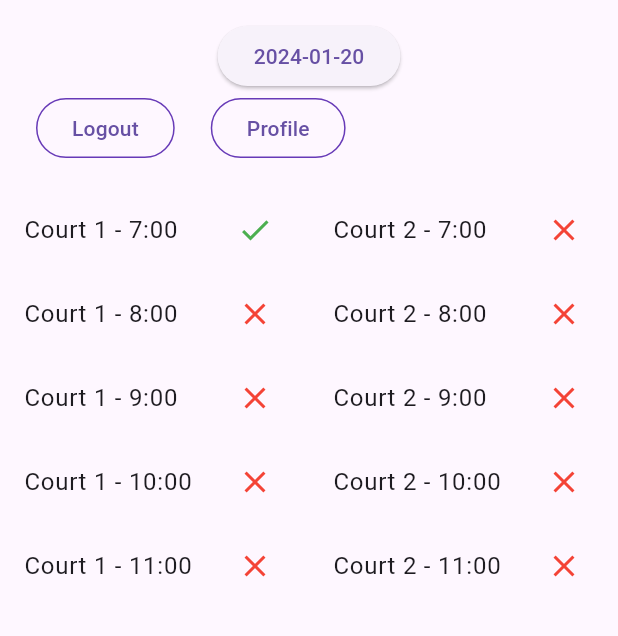
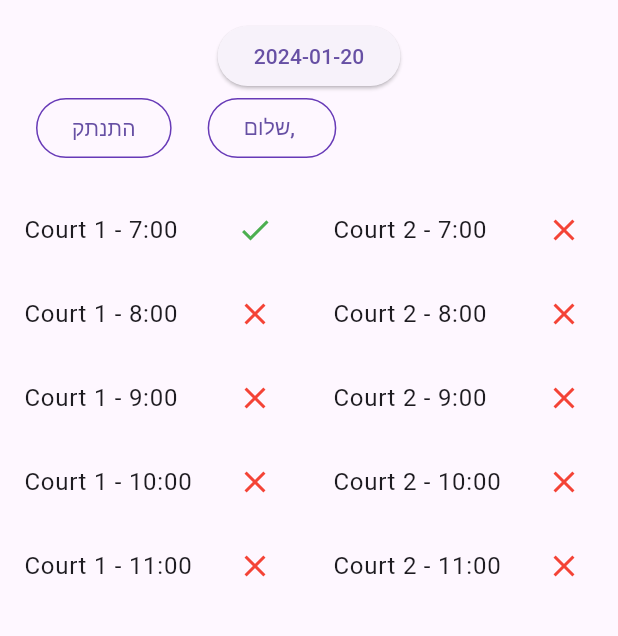
Before and after one commit to mikron30/carmeltennis, a Flutter app: the screen it shows once a user with an empty profile is signed in, after a tap on an icon or button, on a phone screen of 412 x 824 dp, the part 64-700 px from its top. Run offline on Flutter 3.47's test engine with Material 3 defaults, Android fonts, the phone set to English and light mode, and no system bars; our stand-ins replace firebase_auth, firebase_core, go_router, google_fonts; missing offline and left inert: firebase_ui_auth; accounts and stored records are empty.

Commit message:
keep user name in login

```diff
--- a/lib/app_state.dart
+++ b/lib/app_state.dart
@@ -1,21 +1,28 @@
 import 'dart:async';
-import 'package:cloud_firestore/cloud_firestore.dart';
 import 'package:firebase_auth/firebase_auth.dart'
     hide EmailAuthProvider, PhoneAuthProvider;
 import 'package:firebase_core/firebase_core.dart';
 import 'package:firebase_ui_auth/firebase_ui_auth.dart';
 import 'package:flutter/material.dart';
 import 'firebase_options.dart';
-import 'guest_book_message.dart';
 
 class ApplicationState extends ChangeNotifier {
   ApplicationState() {
     init();
   }
+  static ApplicationState? _instance; // Store the current instance
+
+  // Static method to get the current instance
+  static ApplicationState getInstance() {
+    if (_instance == null) {
+      _instance = ApplicationState();
+    }
+    return _instance!;
+  }
 
   bool _loggedIn = false;
   bool get loggedIn => _loggedIn;
-
+  String? userName = "";
   Future<void> init() async {
     await Firebase.initializeApp(
         options: DefaultFirebaseOptions.currentPlatform);
@@ -27,47 +34,12 @@ class ApplicationState extends ChangeNotifier {
     FirebaseAuth.instance.userChanges().listen((user) {
       if (user != null) {
         _loggedIn = true;
-        _guestBookSubscription = FirebaseFirestore.instance
-            .collection('guestbook')
-            .orderBy('timestamp', descending: true)
-            .snapshots()
-            .listen((snapshot) {
-          _guestBookMessages = [];
-          for (final document in snapshot.docs) {
-            _guestBookMessages.add(
-              GuestBookMessage(
-                name: document.data()['name'] as String,
-                message: document.data()['text'] as String,
-              ),
-            );
-          }
-          notifyListeners();
-        });
+        userName = FirebaseAuth.instance.currentUser?.displayName;
       } else {
+        userName = "";
         _loggedIn = false;
-        _guestBookMessages = [];
-        _guestBookSubscription?.cancel();
       }
       notifyListeners();
     });
   }
-
-  Future<DocumentReference> addMessageToGuestBook(String message) async {
-    if (!_loggedIn) {
-      throw Exception('Must be logged in');
-    }
-    var documentReference =
-        await FirebaseFirestore.instance.collection('guestbook').add({
-      'text': message,
-      'timestamp': DateTime.now().millisecondsSinceEpoch,
-      'name': FirebaseAuth.instance.currentUser!.displayName,
-      'userId': FirebaseAuth.instance.currentUser!.uid,
-    });
-
-    return documentReference;
-  }
-
-  StreamSubscription<QuerySnapshot>? _guestBookSubscription;
-  List<GuestBookMessage> _guestBookMessages = [];
-  List<GuestBookMessage> get guestBookMessages => _guestBookMessages;
 }
--- a/lib/court_reservation.dart
+++ b/lib/court_reservation.dart
@@ -8,6 +8,7 @@ class CourtReservations extends StatefulWidget {
 }
 
 class CourtReservationsState extends State<CourtReservations> {
+  CourtReservationsState(); // Constructor
   DateTime selectedDate = DateTime.now();
   // Sample data for two courts
   Map<int, bool> court1Reservations = {for (var i = 7; i <= 21; i++) i: false};
--- a/lib/home_page.dart
+++ b/lib/home_page.dart
@@ -23,18 +23,25 @@ class HomePage extends StatelessWidget {
         centerTitle: true,
       ),
       body: Column(
-        // Correct usage of Column
         children: <Widget>[
-          const DateSelector(), // DateSelector widget
+          const DateSelector(),
           Consumer<ApplicationState>(
-            builder: (context, appState, _) => AuthFunc(
+            builder: (context, appState, _) {
+              return AuthFunc(
                 loggedIn: appState.loggedIn,
                 signOut: () {
                   FirebaseAuth.instance.signOut();
-                }),
+                },
+              );
+            },
           ),
           const SizedBox(height: 8),
-          const CourtReservations(), // CourtReservations widget
+          // Pass the user's name to the CourtReservations widget
+          Consumer<ApplicationState>(
+            builder: (context, appState, _) {
+              return CourtReservations();
+            },
+          ),
         ],
       ),
     );
--- a/lib/src/authentication.dart
+++ b/lib/src/authentication.dart
@@ -6,6 +6,7 @@ import 'package:flutter/material.dart';
 import 'package:go_router/go_router.dart';
 
 import 'widgets.dart';
+import '../app_state.dart';
 
 class AuthFunc extends StatelessWidget {
   const AuthFunc({
@@ -19,6 +20,8 @@ class AuthFunc extends StatelessWidget {
 
   @override
   Widget build(BuildContext context) {
+    final applicationState = ApplicationState.getInstance();
+
     return Row(
       children: [
         Padding(
@@ -27,19 +30,25 @@ class AuthFunc extends StatelessWidget {
               onPressed: () {
                 !loggedIn ? context.push('/sign-in') : signOut();
               },
-              child: !loggedIn ? const Text('RSVP') : const Text('Logout')),
+              child: !loggedIn ? const Text('התחבר') : const Text('התנתק')),
         ),
         Visibility(
           visible: loggedIn,
           child: Padding(
             padding: const EdgeInsets.only(left: 24, bottom: 8),
             child: StyledButton(
-                onPressed: () {
-                  context.push('/profile');
-                },
-                child: const Text('Profile')),
+              onPressed: () {
+                context.push('/profile');
+              },
+              child: Row(
+                children: [
+                  const Text('שלום, '),
+                  Text(applicationState.userName ?? 'User'),
+                ],
+              ),
+            ),
           ),
-        )
+        ),
       ],
     );
   }
```
Also changed, not shown: lib/firebase_options.dart, lib/main.dart (line endings or trailing spaces), lib/src/widgets.dart (line endings or trailing spaces), pubspec.yaml (line endings or trailing spaces).
